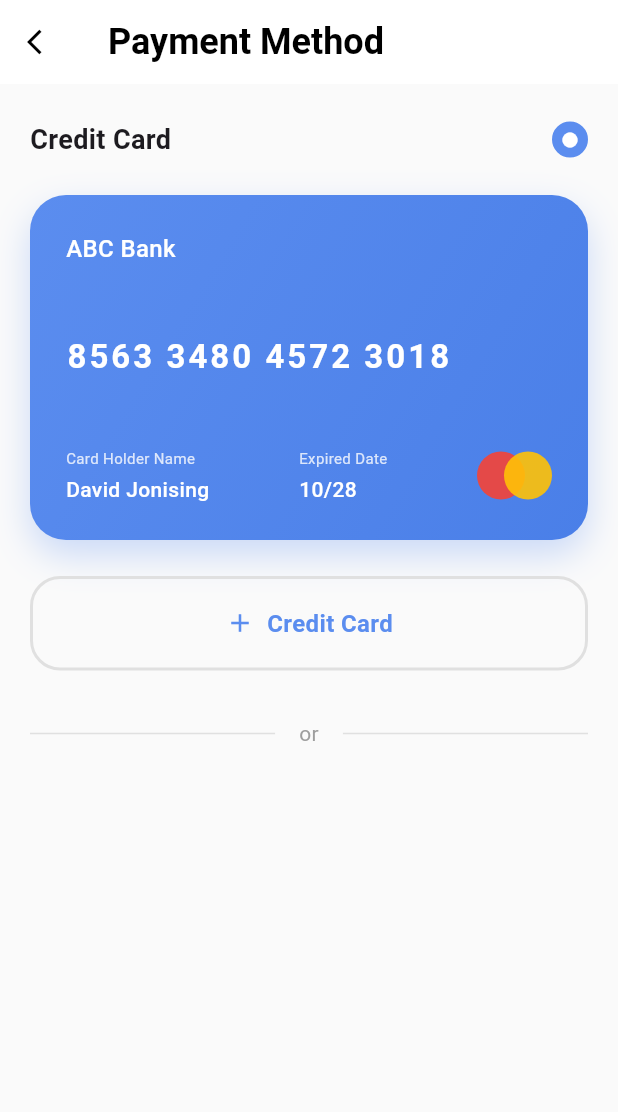
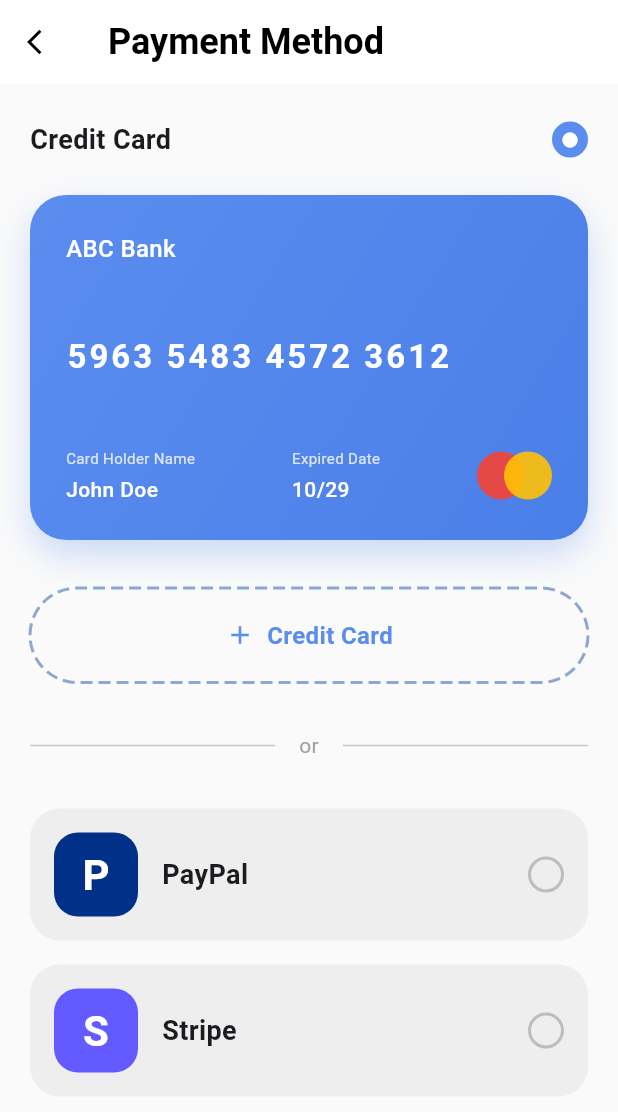
Before and after one commit to zhuravel-dev/smart_med, a Flutter app: the PaymentScreen screen opened by its route, on a phone screen of 412 x 824 dp. Shown: the top 1112 px of the screen. Run offline on Flutter 3.47's test engine with Material 3 defaults, Android fonts, the phone set to English and light mode, and no system bars; drawn by our look-alikes of dotted_border; our stand-ins replace beamer, bloc, flutter_bloc, get_it.

Commit message:
create addCreditCard; create and setup presentationStrings for reusing; add custom dotted border to addCreditCard button; adjust cards styles

```diff
--- /dev/null
+++ b/lib/presentation/core/presentation_strings.dart
@@ -0,0 +1,31 @@
+class PresentationStrings {
+  // Payment screen
+  static const paymentMethod = 'Payment Method';
+  static const creditCard = 'Credit Card';
+
+  // Default credit card values
+  static const defaultBankName = 'ABC Bank';
+  static const defaultCardHolder = 'John Doe';
+  static const defaultCardNumber = '5963548345723612';
+  static const defaultExpiryTitle = 'Expired Date';
+  static const defaultExpiryDate = '10/29';
+
+  // Add credit card button
+  static const addCreditCard = 'Add Credit Card';
+
+  // Payment IDs
+  static const paymentIdCreditCard = 'credit_card';
+  static const paymentIdPaypal = 'paypal';
+  static const paymentIdStripe = 'stripe';
+
+  // Payment option titles
+  static const paypalTitle = 'PayPal';
+  static const stripeTitle = 'Stripe';
+
+  // Payment option icons (letters)
+  static const paypalIcon = 'P';
+  static const stripeIcon = 'S';
+
+  // Divider
+  static const or = 'or';
+}
--- /dev/null
+++ b/lib/presentation/views/payment/add_credit_card_button.dart
@@ -0,0 +1,50 @@
+import 'package:flutter/material.dart';
+import 'package:dotted_border/dotted_border.dart';
+import 'package:smart_med/presentation/core/presentation_strings.dart';
+
+class AddCreditCardButton extends StatelessWidget {
+  final VoidCallback onTap;
+  final String text;
+  final Color borderColor;
+  final Color textColor;
+  final Color iconColor;
+
+  const AddCreditCardButton({
+    super.key,
+    required this.onTap,
+    this.text = PresentationStrings.creditCard,
+    this.borderColor = const Color(0xFF8EA7D1),
+    this.textColor = const Color(0xFF5B8DEF),
+    this.iconColor = const Color(0xFF5B8DEF),
+  });
+
+  @override
+  Widget build(BuildContext context) {
+    return InkWell(
+      onTap: onTap,
+      borderRadius: BorderRadius.circular(20),
+      child: DottedBorder(
+        borderType: BorderType.RRect,
+        radius: const Radius.circular(40),
+        dashPattern: const [8, 4],
+        color: borderColor,
+        strokeWidth: 2,
+        child: Container(
+          padding: const EdgeInsets.symmetric(vertical: 18),
+          alignment: Alignment.center,
+          child: Row(
+            mainAxisAlignment: MainAxisAlignment.center,
+            children: [
+              Icon(Icons.add, color: iconColor, size: 20),
+              const SizedBox(width: 8),
+              Text(
+                text,
+                style: TextStyle(color: textColor, fontSize: 16, fontWeight: FontWeight.w600),
+              ),
+            ],
+          ),
+        ),
+      ),
+    );
+  }
+}
--- a/lib/presentation/views/payment/credit_card_divider.dart
+++ b/lib/presentation/views/payment/credit_card_divider.dart
@@ -1,4 +1,5 @@
 import 'package:flutter/material.dart';
+import 'package:smart_med/presentation/core/presentation_strings.dart';
 
 class CreditCardDivider extends StatelessWidget {
   final String text;
@@ -9,8 +10,8 @@
 
   const CreditCardDivider({
     super.key,
-    this.text = 'or',
-    this.lineColor = const Color(0xFFE0E0E0),
+    this.text = PresentationStrings.or,
+    this.lineColor = const Color(0xFFC8C7C7),
     this.textColor = const Color(0xFF9E9E9E),
     this.fontSize = 14,
     this.horizontalPadding = 16,
--- a/lib/presentation/views/payment/payment_card.dart
+++ b/lib/presentation/views/payment/payment_card.dart
@@ -1,4 +1,5 @@
 import 'package:flutter/material.dart';
+import 'package:smart_med/presentation/core/presentation_strings.dart';
 
 class CreditCardWidget extends StatelessWidget {
   final String bankName;
@@ -81,7 +82,7 @@
                 crossAxisAlignment: CrossAxisAlignment.start,
                 children: [
                   Text(
-                    'Expired Date',
+                    PresentationStrings.defaultExpiryTitle,
                     style: TextStyle(color: Colors.white.withOpacity(0.8), fontSize: 10),
                   ),
                   const SizedBox(height: 4),
--- a/lib/presentation/views/payment/payment_option_tile.dart
+++ b/lib/presentation/views/payment/payment_option_tile.dart
@@ -23,7 +23,7 @@
       borderRadius: BorderRadius.circular(20),
       child: Container(
         padding: const EdgeInsets.all(16),
-        decoration: BoxDecoration(color: Colors.grey[100], borderRadius: BorderRadius.circular(20)),
+        decoration: BoxDecoration(color: Colors.grey[200], borderRadius: BorderRadius.circular(20)),
         child: Row(
           children: [
             Container(
--- a/lib/presentation/views/payment/payment_options_list.dart
+++ b/lib/presentation/views/payment/payment_options_list.dart
@@ -1,28 +1,29 @@
 import 'package:flutter/material.dart';
+import 'package:smart_med/presentation/core/presentation_strings.dart';
 import 'payment_option_tile.dart';
 
 class PaymentOptionsList extends StatelessWidget {
   final String selectedPayment;
   final Function(String) onSelectPayment;
 
-  const PaymentOptionsList({
+  PaymentOptionsList({
     super.key,
     required this.selectedPayment,
     required this.onSelectPayment,
   });
 
-  final List<Map<String, dynamic>> _options = const [
+  final List<Map<String, dynamic>> _options = [
     {
       'id': 'paypal',
       'icon': 'P',
       'iconColor': Color(0xFF003087),
-      'title': 'PayPal',
+      'title': PresentationStrings.paypalTitle,
     },
     {
       'id': 'stripe',
       'icon': 'S',
       'iconColor': Color(0xFF635BFF),
-      'title': 'Stripe',
+      'title': PresentationStrings.stripeTitle,
     },
   ];
 
@@ -30,7 +31,8 @@
   Widget build(BuildContext context) {
     return Column(
       crossAxisAlignment: CrossAxisAlignment.stretch,
-      children: _options.map(
+      children: _options
+          .map(
             (option) => Padding(
               padding: const EdgeInsets.only(bottom: 16),
               child: PaymentOptionTile(
@@ -41,7 +43,8 @@
                 onTap: () => onSelectPayment(option['id']),
               ),
             ),
-      ).toList(),
+          )
+          .toList(),
     );
   }
 }
--- a/lib/presentation/views/payment/payment_screen.dart
+++ b/lib/presentation/views/payment/payment_screen.dart
@@ -1,4 +1,6 @@
 import 'package:flutter/material.dart';
+import 'package:smart_med/presentation/core/presentation_strings.dart';
+import 'package:smart_med/presentation/views/payment/add_credit_card_button.dart';
 import 'package:smart_med/presentation/views/payment/payment_card.dart';
 import 'package:smart_med/presentation/views/payment/payment_options_list.dart';
 import 'credit_card_divider.dart';
@@ -11,12 +13,10 @@
 }
 
 class _PaymentScreenState extends State<PaymentScreen> {
-  String selectedPayment = 'credit_card';
+  String selectedPayment = PresentationStrings.paymentIdCreditCard;
 
   @override
   Widget build(BuildContext context) {
-    final screenWidth = MediaQuery.of(context).size.width;
-
     return Scaffold(
       backgroundColor: Colors.grey[50],
       appBar: AppBar(
@@ -27,12 +27,8 @@
           onPressed: () => Navigator.pop(context),
         ),
         title: const Text(
-          'Payment Method',
-          style: TextStyle(
-            color: Colors.black,
-            fontSize: 24,
-            fontWeight: FontWeight.bold,
-          ),
+          PresentationStrings.paymentMethod,
+          style: TextStyle(color: Colors.black, fontSize: 24, fontWeight: FontWeight.bold),
         ),
         centerTitle: false,
       ),
@@ -45,35 +41,26 @@
               mainAxisAlignment: MainAxisAlignment.spaceBetween,
               children: [
                 const Text(
-                  'Credit Card',
-                  style: TextStyle(
-                    fontSize: 18,
-                    fontWeight: FontWeight.w600,
-                  ),
+                  PresentationStrings.creditCard,
+                  style: TextStyle(fontSize: 18, fontWeight: FontWeight.w600),
                 ),
                 Container(
                   width: 24,
                   height: 24,
                   decoration: BoxDecoration(
                     shape: BoxShape.circle,
-                    color: selectedPayment == 'credit_card'
+                    color: selectedPayment == PresentationStrings.paymentIdCreditCard
                         ? const Color(0xFF5B8DEF)
                         : Colors.transparent,
                     border: Border.all(
-                      color: selectedPayment == 'credit_card'
+                      color: selectedPayment == PresentationStrings.paymentIdCreditCard
                           ? const Color(0xFF5B8DEF)
                           : Colors.grey,
                       width: 2,
                     ),
                   ),
-                  child: selectedPayment == 'credit_card'
-                      ? const Center(
-                    child: Icon(
-                      Icons.circle,
-                      color: Colors.white,
-                      size: 12,
-                    ),
-                  )
+                  child: selectedPayment == PresentationStrings.paymentIdCreditCard
+                      ? const Center(child: Icon(Icons.circle, color: Colors.white, size: 12))
                       : null,
                 ),
               ],
@@ -81,48 +68,32 @@
             const SizedBox(height: 24),
 
             CreditCardWidget(
-              bankName: 'ABC Bank',
-              cardNumber: '8563348045723018',
-              cardHolderName: 'David Jonising',
-              expiryDate: '10/28',
+              bankName: PresentationStrings.defaultBankName,
+              cardNumber: PresentationStrings.defaultCardNumber,
+              cardHolderName: PresentationStrings.defaultCardHolder,
+              expiryDate: PresentationStrings.defaultExpiryDate,
               gradientColors: const [Color(0xFF5B8DEF), Color(0xFF4A7FE8)],
             ),
-            const SizedBox(height: 24),
 
-            InkWell(
+            const SizedBox(height: 32),
+
+            AddCreditCardButton(
               onTap: () {},
-              borderRadius: BorderRadius.circular(20),
-              child: Container(
-                padding: const EdgeInsets.symmetric(vertical: 18),
-                decoration: BoxDecoration(
-                  border: Border.all(
-                    color: Colors.grey[300]!,
-                    width: 2,
-                  ),
-                  borderRadius: BorderRadius.circular(20),
-                  color: Colors.transparent,
-                ),
-                child: const Row(
-                  mainAxisAlignment: MainAxisAlignment.center,
-                  children: [
-                    Icon(Icons.add, color: Color(0xFF5B8DEF), size: 20),
-                    SizedBox(width: 8),
-                    Text(
-                      'Credit Card',
-                      style: TextStyle(
-                        color: Color(0xFF5B8DEF),
-                        fontSize: 16,
-                        fontWeight: FontWeight.w600,
-                      ),
-                    ),
-                  ],
-                ),
-              ),
+              text: PresentationStrings.creditCard,
             ),
+
             const SizedBox(height: 32),
             CreditCardDivider(),
             const SizedBox(height: 32),
 
+            PaymentOptionsList(
+              selectedPayment: selectedPayment,
+              onSelectPayment: (id) {
+                setState(() {
+                  selectedPayment = id;
+                });
+              },
+            ),
           ],
         ),
       ),
--- a/pubspec.yaml
+++ b/pubspec.yaml
@@ -36,6 +36,7 @@
   flutter_bloc: ^9.1.0
   get_it: ^7.2.0
   intl: ^0.20.0
+  dotted_border: ^2.0.0
 
 dev_dependencies:
   flutter_test:
```
Lines whose indentation alone changed are shown as unchanged.
